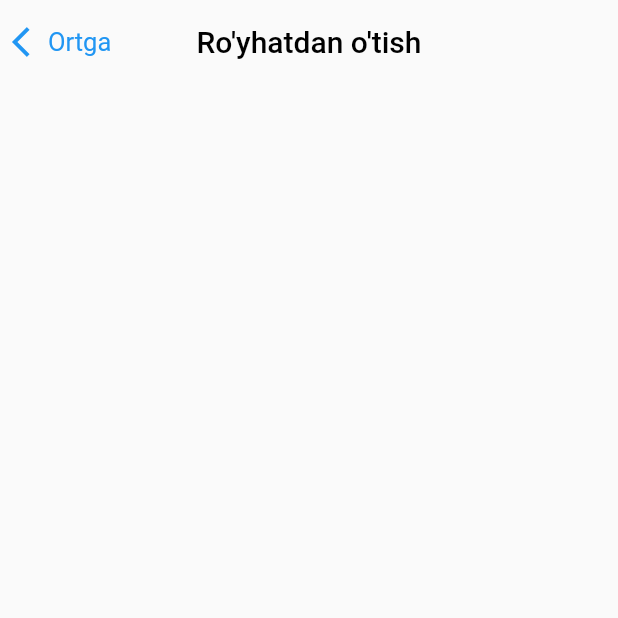
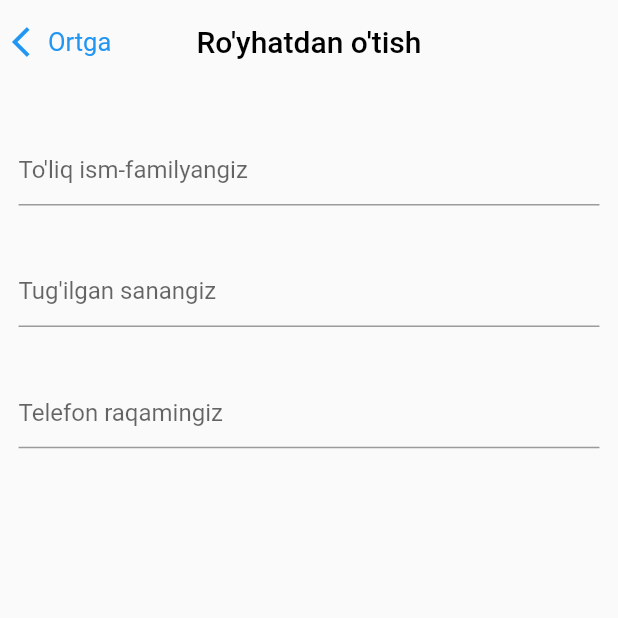
Before and after one commit to BekzodGayratov/Halal, a Flutter app: the SignUpPage screen opened by its route, on a phone screen of 412 x 824 dp, the top half of it. Run offline on Flutter 3.47's test engine with Material 2 defaults, Android fonts, the phone set to English and light mode, and no system bars; our stand-ins replace bloc, flutter_bloc, flutter_svg.

Commit message:
some UI components were added

```diff
--- /dev/null
+++ b/lib/coponents/my_login_text_form_comp.dart
@@ -0,0 +1,20 @@
+import 'package:flutter/material.dart';
+
+class MyLoginTextForm extends StatelessWidget {
+  final String hintText;
+  final VoidCallback? onTap;
+  const MyLoginTextForm({Key? key, required this.hintText,this.onTap}) : super(key: key);
+
+  @override
+  Widget build(BuildContext context) {
+    return TextFormField(
+      decoration: InputDecoration(hintText: hintText),
+      validator: (v) {
+        if (v!.isEmpty) {
+          return "Bo'sh qoldirish mumkin emas";
+        }
+      },
+      onTap: onTap,
+    );
+  }
+}
--- a/lib/view/pages/sign_up_page.dart
+++ b/lib/view/pages/sign_up_page.dart
@@ -1,5 +1,6 @@
 import 'package:flutter/material.dart';
 import 'package:halal/coponents/my_back_button_comp.dart';
+import 'package:halal/coponents/my_login_text_form_comp.dart';
 
 class SignUpPage extends StatelessWidget {
   const SignUpPage({Key? key}) : super(key: key);
@@ -21,6 +22,30 @@ class SignUpPage extends StatelessWidget {
         backgroundColor: Colors.transparent,
         elevation: 0,
       ),
+      body: Column(
+        children: [
+          SizedBox(
+            height: MediaQuery.of(context).size.height *0.04,
+          ),
+          Expanded(
+              child: Padding(
+            padding: EdgeInsets.symmetric(
+                horizontal: MediaQuery.of(context).size.width * 0.03),
+            child: Column(
+              children: [
+                MyLoginTextForm(hintText: "To'liq ism-familyangiz"),
+                Padding(
+                  padding: EdgeInsets.symmetric(vertical: MediaQuery.of(context).size.height *0.04),
+                  child: MyLoginTextForm(hintText: "Tug'ilgan sanangiz"),
+                ),
+                MyLoginTextForm(hintText: "Telefon raqamingiz"),
+              ],
+            ),
+          )),
+          Expanded(child: Row()),
+          Expanded(child: Column())
+        ],
+      ),
     );
   }
 }
```
Also changed, not shown: lib/cubit/login_cubit/login_cubit.dart (added, +10 -0 lines), lib/cubit/login_cubit/login_state.dart (added, +11 -0 lines).
